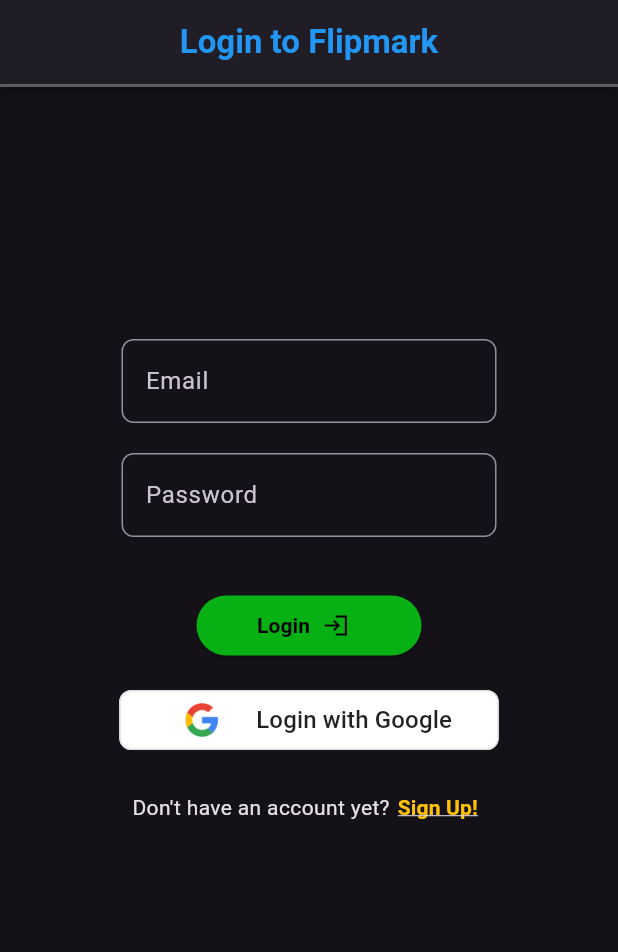
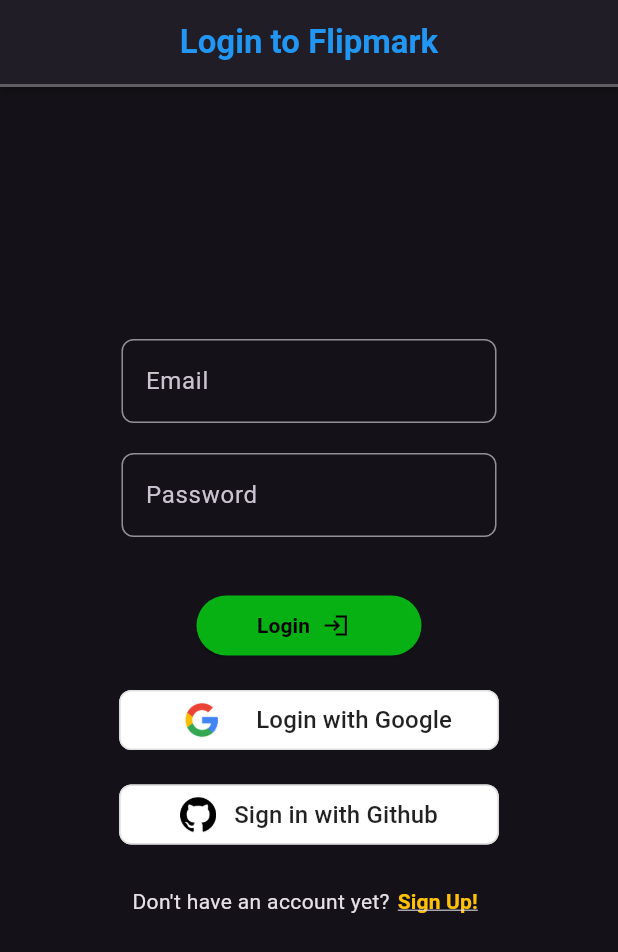
Before and after one commit to aplpteam/flipmark, a Flutter app: the screen it shows after launch, on a phone screen of 412 x 824 dp. Shown: the top 952 px of the screen. Run offline on Flutter 3.47's test engine with Material 3 defaults, Android fonts, the phone set to English and light mode, and no system bars; our stand-ins replace camera, firebase_auth, firebase_core, google_sign_in, image_picker; accounts and stored records are empty.

Commit message:
github auth

```diff
--- /dev/null
+++ b/flipmark/lib/features/auth/widgets/github_button.dart
@@ -0,0 +1,43 @@
+import 'package:flutter/material.dart';
+
+class GitHubButton extends StatelessWidget {
+  final VoidCallback onPressed;
+  final String label;
+
+  const GitHubButton({
+    super.key,
+    required this.onPressed,
+    this.label = "Sign Up with GitHub",
+  });
+
+  @override
+  Widget build(BuildContext context) {
+    return SizedBox(
+      width: 253,
+      child: OutlinedButton(
+        style: OutlinedButton.styleFrom(
+          backgroundColor: Colors.white,
+          side: BorderSide(color: Colors.grey.shade300),
+          shape: RoundedRectangleBorder(borderRadius: BorderRadius.circular(8)),
+        ),
+        onPressed: onPressed,
+        child: Row(
+          mainAxisSize: MainAxisSize.min,
+          mainAxisAlignment: MainAxisAlignment.center,
+          children: [
+            Image.asset('assets/github_logo.png', height: 24),
+            const SizedBox(width: 12),
+            Text(
+              label,
+              style: const TextStyle(
+                color: Colors.black87,
+                fontSize: 16,
+                fontWeight: FontWeight.w500,
+              ),
+            ),
+          ],
+        ),
+      ),
+    );
+  }
+}
--- a/flipmark/pubspec.yaml
+++ b/flipmark/pubspec.yaml
@@ -68,6 +68,7 @@
 
   assets:
     - assets/google_logo.png
+    - assets/github_logo.png
   # To add assets to your application, add an assets section, like this:
   # assets:
   #   - images/a_dot_burr.jpeg
```
Also changed, not shown: flipmark/lib/features/auth/auth_service.dart (+26 -1 lines), flipmark/lib/features/auth/login_page.dart (+28 -0 lines), flipmark/lib/features/auth/signup_page.dart (+29 -0 lines), flipmark/assets/github_logo.png (added).
